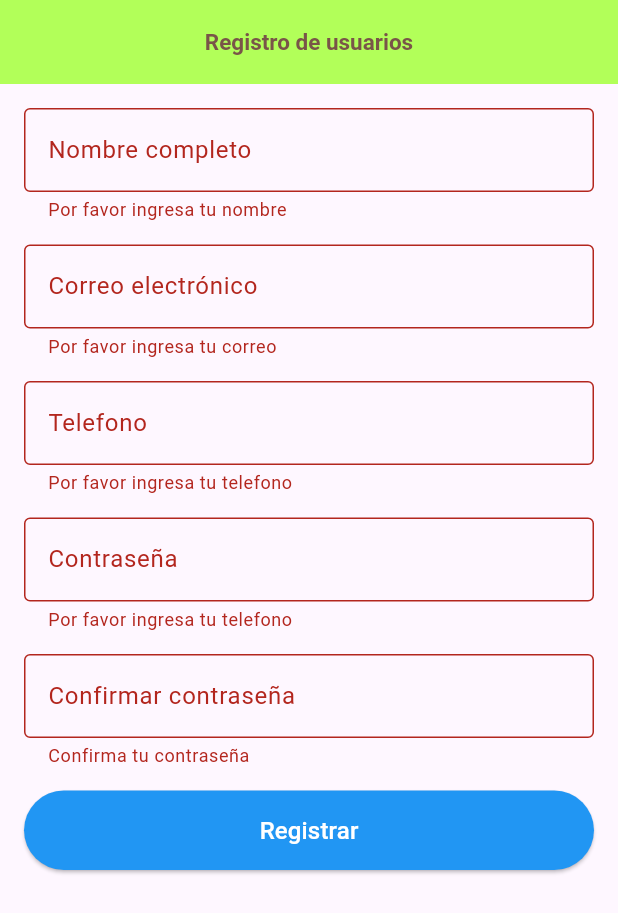
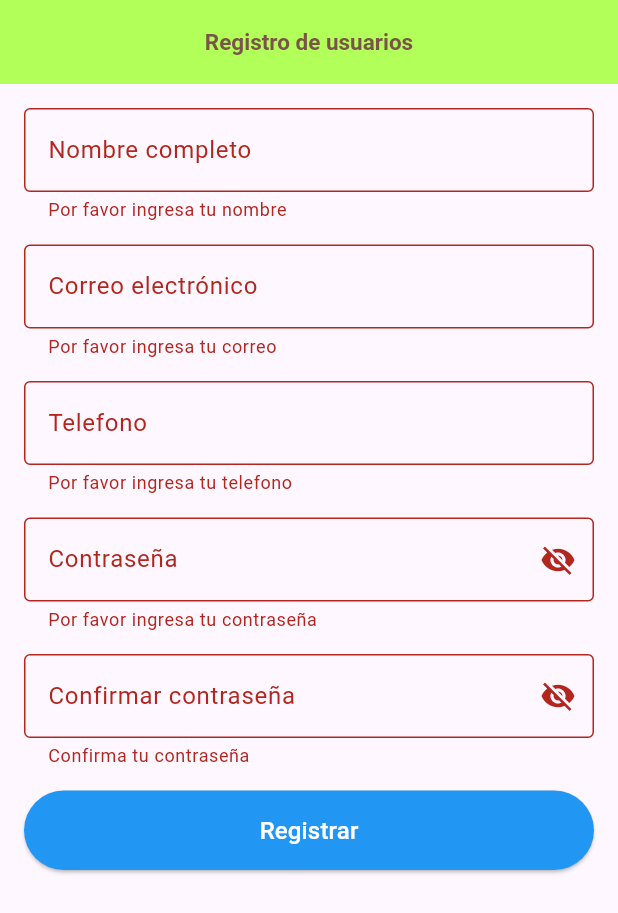
Before and after one commit to GuilloBurgos/forms_flutter, a Flutter app: the screen it shows after launch, after a tap on "Registrar", on a phone screen of 412 x 824 dp. Shown: the top 913 px of the screen. Run offline on Flutter 3.47's test engine with Material 3 defaults, Android fonts, the phone set to English and light mode, and no system bars.

Commit message:
Se agregaron validaciones en el campo nombre y el icono de mostrar y ocultar contraseña

```diff
--- a/lib/main.dart
+++ b/lib/main.dart
@@ -162,7 +162,11 @@ class _RegistroPage extends State<RegistroPage> {
   final TextEditingController emailController = TextEditingController();
   final TextEditingController telefonoController = TextEditingController();
   final TextEditingController passwordController = TextEditingController();
-  final TextEditingController confirmarPasswordController = TextEditingController();
+  final TextEditingController confirmarPasswordController =
+      TextEditingController();
+
+  bool _mostrarPassword = false;
+  bool _mostrarConfirmPassword = false;
 
   void registroUsuario() {
     if (_formkey.currentState!.validate()) {
@@ -230,6 +234,19 @@ class _RegistroPage extends State<RegistroPage> {
                   if (value == null || value.isEmpty) {
                     return "Por favor ingresa tu nombre";
                   }
+
+                  if (value.length < 3) {
+                    return "El nombre debe tener al menos 3 letras";
+                  }
+
+
+
+if (!RegExp(r'^[a-zA-ZáéíóúÁÉÍÓÚñÑ]+(?:\s[a-zA-ZáéíóúÁÉÍÓÚñÑ]+)*$').hasMatch(value)) {
+      return "Solo letras y espacios (sin espacios al inicio)";
+    }
+
+
+
                   return null;
                 },
               ),
@@ -273,17 +290,31 @@ class _RegistroPage extends State<RegistroPage> {
                   return null;
                 },
               ),
+
               const SizedBox(height: 15),
+
               TextFormField(
                 controller: passwordController,
-                decoration: const InputDecoration(
+                decoration: InputDecoration(
                   labelText: "Contraseña",
                   border: OutlineInputBorder(),
+                  suffixIcon: IconButton(
+                    icon: Icon(
+                      _mostrarPassword
+                          ? Icons.visibility
+                          : Icons.visibility_off,
+                    ),
+                    onPressed: () {
+                      setState(() {
+                        _mostrarPassword = !_mostrarPassword;
+                      });
+                    },
+                  ),
                 ),
-                obscureText: true,
+                obscureText: !_mostrarPassword,
                 validator: (value) {
                   if (value == null || value.isEmpty) {
-                    return "Por favor ingresa tu telefono";
+                    return "Por favor ingresa tu contraseña";
                   }
 
                   if (value.length < 6) {
@@ -295,11 +326,23 @@ class _RegistroPage extends State<RegistroPage> {
               const SizedBox(height: 15),
               TextFormField(
                 controller: confirmarPasswordController,
-                decoration: const InputDecoration(
+                decoration: InputDecoration(
                   labelText: "Confirmar contraseña",
                   border: OutlineInputBorder(),
+                  suffixIcon: IconButton(
+                    icon: Icon(
+                      _mostrarConfirmPassword
+                          ? Icons.visibility
+                          : Icons.visibility_off,
+                    ),
+                    onPressed: () {
+                      setState(() {
+                        _mostrarConfirmPassword = !_mostrarConfirmPassword;
+                      });
+                    },
+                  ),
                 ),
-                obscureText: true,
+                obscureText: !_mostrarConfirmPassword,
                 validator: (value) {
                   if (value == null || value.isEmpty) {
                     return "Confirma tu contraseña";
```
